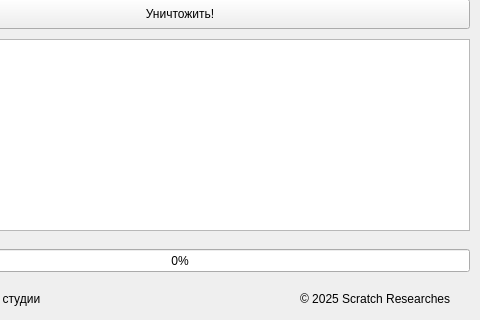
Teskum-Researches/studio.destroy, file gui.ui: the form before one commit; both pictures show x 120 to 600 and y 130 to 450 of the 600 by 450 pixel window.
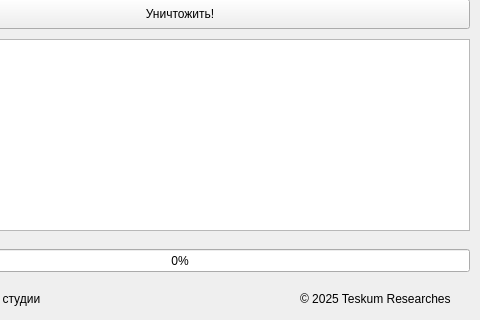
The form after the commit.

Commit message: Изменено название на актуальное

Patch:
```diff
--- a/gui.ui
+++ b/gui.ui
@@ -123,7 +123,7 @@
      <string notr="true">opacity: 0;</string>
     </property>
     <property name="text">
-     <string>© 2025 Scratch Researches</string>
+     <string>© 2025 Teskum Researches</string>
     </property>
    </widget>
    <widget class="QListWidget" name="log">
```
